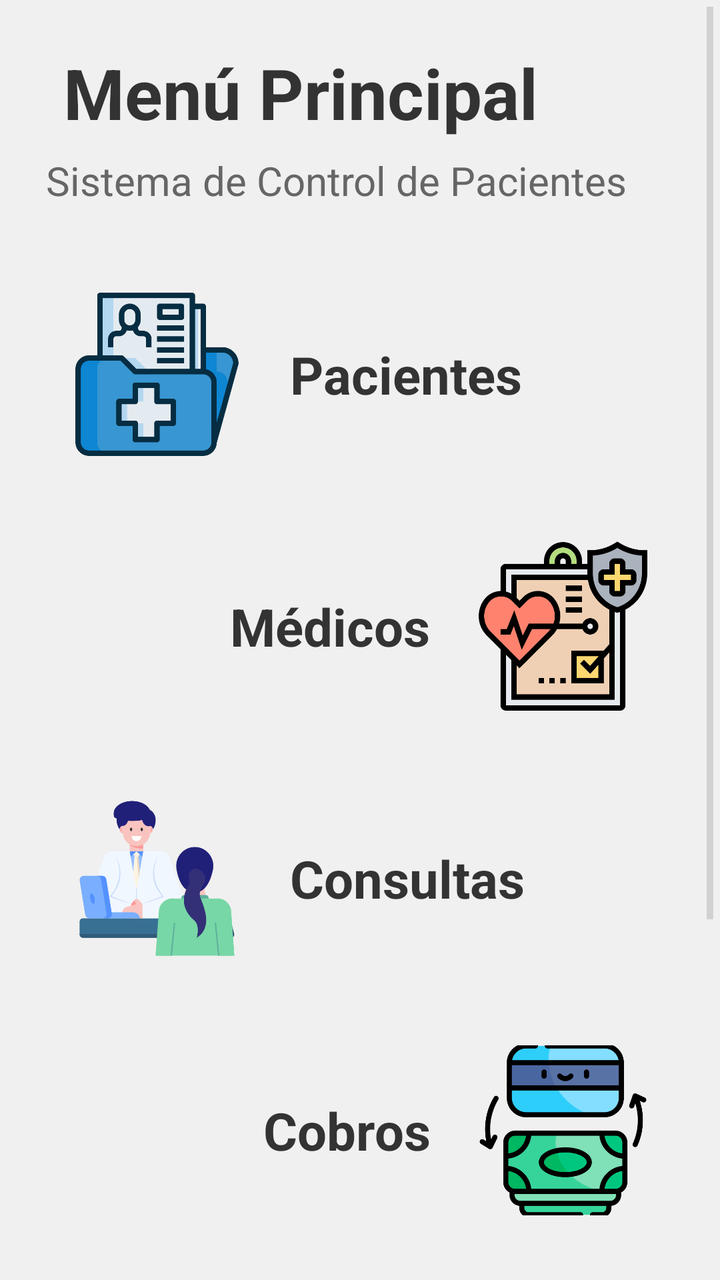
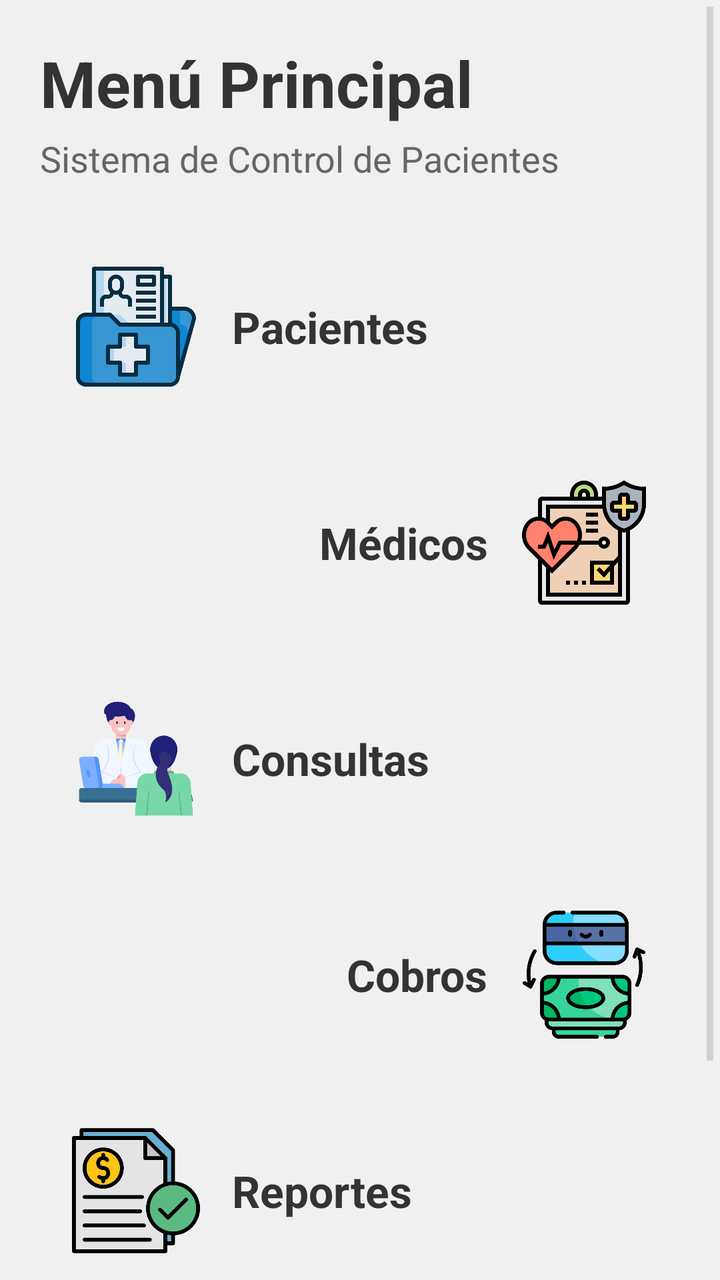

Compare the two renders of this Android layout. The source of the first and the diff that turns it into the second are given below.
<!-- AndroidManifest.xml: application theme android:Theme.Holo.Light -->
<!-- res/layout/activity_main.xml -->
<?xml version="1.0" encoding="utf-8"?>
<ScrollView xmlns:android="http://schemas.android.com/apk/res/android"
    android:layout_width="match_parent"
    android:layout_height="match_parent"
    android:background="#F0F0F0"
    android:fillViewport="true">

    <LinearLayout
        android:layout_width="match_parent"
        android:layout_height="wrap_content"
        android:orientation="vertical"
        android:padding="23dp">

        <TextView
            android:layout_width="wrap_content"
            android:layout_height="wrap_content"
            android:text=" Menú Principal"
            android:textSize="35sp"
            android:textStyle="bold"
            android:textColor="#333333"
            android:layout_marginBottom="7dp"/>

        <TextView
            android:layout_width="wrap_content"
            android:layout_height="wrap_content"
            android:text="Sistema de Control de Pacientes"
            android:textSize="20sp"
            android:textColor="#666666"
            android:layout_marginBottom="29dp"/>

        
        <LinearLayout
            android:id="@+id/btnPacientes"
            android:layout_width="match_parent"
            android:layout_height="109dp"
            android:orientation="horizontal"
            android:gravity="center_vertical"
            android:background="?android:attr/selectableItemBackground"
            android:clickable="true"
            android:focusable="true"
            android:padding="12dp"
            android:layout_marginBottom="17dp">

            <ImageView
                android:layout_width="87dp"
                android:layout_height="87dp"
                android:src="@drawable/pacientes"
                android:scaleType="fitCenter"
                android:contentDescription="Pacientes"/>

            <TextView
                android:layout_width="0dp"
                android:layout_height="wrap_content"
                android:layout_weight="1"
                android:text="Pacientes"
                android:textSize="26sp"
                android:textStyle="bold"
                android:textColor="#333333"
                android:paddingStart="23dp"
                android:paddingEnd="23dp"/>
        </LinearLayout>

        
        <LinearLayout
            android:id="@+id/btnMedicos"
            android:layout_width="match_parent"
            android:layout_height="109dp"
            android:orientation="horizontal"
            android:gravity="center_vertical"
            android:background="?android:attr/selectableItemBackground"
            android:clickable="true"
            android:focusable="true"
            android:padding="12dp"
            android:layout_marginBottom="17dp">

            <TextView
                android:layout_width="0dp"
                android:layout_height="wrap_content"
                android:layout_weight="1"
                android:text="Médicos"
                android:textSize="26sp"
                android:textStyle="bold"
                android:textColor="#333333"
                android:gravity="end"
                android:paddingStart="23dp"
                android:paddingEnd="23dp"/>

            <ImageView
                android:layout_width="87dp"
                android:layout_height="87dp"
                android:src="@drawable/medicos"
                android:scaleType="fitCenter"
                android:contentDescription="Médicos"/>
        </LinearLayout>

        
        <LinearLayout
            android:id="@+id/btnConsultas"
            android:layout_width="match_parent"
            android:layout_height="109dp"
            android:orientation="horizontal"
            android:gravity="center_vertical"
            android:background="?android:attr/selectableItemBackground"
            android:clickable="true"
            android:focusable="true"
            android:padding="12dp"
            android:layout_marginBottom="17dp">

            <ImageView
                android:layout_width="87dp"
                android:layout_height="87dp"
                android:src="@drawable/consultas"
                android:scaleType="fitCenter"
                android:contentDescription="Consultas"/>

            <TextView
                android:layout_width="0dp"
                android:layout_height="wrap_content"
                android:layout_weight="1"
                android:text="Consultas"
                android:textSize="26sp"
                android:textStyle="bold"
                android:textColor="#333333"
                android:paddingStart="23dp"
                android:paddingEnd="23dp"/>
        </LinearLayout>

        
        <LinearLayout
            android:id="@+id/btnCobros"
            android:layout_width="match_parent"
            android:layout_height="109dp"
            android:orientation="horizontal"
            android:gravity="center_vertical"
            android:background="?android:attr/selectableItemBackground"
            android:clickable="true"
            android:focusable="true"
            android:padding="12dp"
            android:layout_marginBottom="17dp">

            <TextView
                android:layout_width="0dp"
                android:layout_height="wrap_content"
                android:layout_weight="1"
                android:text="Cobros"
                android:textSize="26sp"
                android:textStyle="bold"
                android:textColor="#333333"
                android:gravity="end"
                android:paddingStart="23dp"
                android:paddingEnd="23dp"/>

            <ImageView
                android:layout_width="87dp"
                android:layout_height="87dp"
                android:src="@drawable/cobros"
                android:scaleType="fitCenter"
                android:contentDescription="Cobros"/>
        </LinearLayout>

        
        <LinearLayout
            android:id="@+id/btnReportes"
            android:layout_width="match_parent"
            android:layout_height="109dp"
            android:orientation="horizontal"
            android:gravity="center_vertical"
            android:background="?android:attr/selectableItemBackground"
            android:clickable="true"
            android:focusable="true"
            android:padding="12dp"
            android:layout_marginBottom="36dp">

            <ImageView
                android:layout_width="87dp"
                android:layout_height="87dp"
                android:src="@drawable/reportes"
                android:scaleType="fitCenter"
                android:contentDescription="Reportes"/>

            <TextView
                android:layout_width="0dp"
                android:layout_height="wrap_content"
                android:layout_weight="1"
                android:text="Reportes"
                android:textSize="26sp"
                android:textStyle="bold"
                android:textColor="#333333"
                android:paddingStart="23dp"
                android:paddingEnd="23dp"/>
        </LinearLayout>

       
        <LinearLayout
            android:id="@+id/btnSalir"
            android:layout_width="match_parent"
            android:layout_height="80dp"
            android:orientation="horizontal"
            android:gravity="center"
            android:background="?android:attr/selectableItemBackground"
            android:clickable="true"
            android:focusable="true"
            android:padding="12dp">

            <ImageView
                android:layout_width="58dp"
                android:layout_height="58dp"
                android:src="@drawable/salir"
                android:scaleType="fitCenter"
                android:contentDescription="Salir"/>

            <TextView
                android:layout_width="wrap_content"
                android:layout_height="wrap_content"
                android:text="Salir"
                android:textSize="23sp"
                android:textStyle="bold"
                android:textColor="#D32F2F"
                android:paddingStart="17dp"/>
        </LinearLayout>

    </LinearLayout>
</ScrollView>
<!-- resources referenced by this layout -->
<resources>
  <!-- drawable cobros: png bitmap (drawable-ldpi, 28381 bytes) -->
  <!-- drawable consultas: png bitmap (drawable-ldpi, 28691 bytes) -->
  <!-- drawable medicos: png bitmap (drawable-ldpi, 23468 bytes) -->
  <!-- drawable pacientes: png bitmap (drawable-ldpi, 16137 bytes) -->
  <!-- drawable reportes: png bitmap (drawable-ldpi, 28891 bytes) -->
  <!-- drawable salir: png bitmap (drawable-ldpi, 15325 bytes) -->
</resources>

<!-- the commit's change to res/layout/activity_main.xml (unified diff, before → after) -->
@@ -9,202 +9,191 @@
         android:layout_width="match_parent"
         android:layout_height="wrap_content"
         android:orientation="vertical"
-        android:padding="23dp">
-
+        android:padding="20dp">
+
+        
         <TextView
             android:layout_width="wrap_content"
             android:layout_height="wrap_content"
-            android:text=" Menú Principal"
-            android:textSize="35sp"
+            android:text="Menú Principal"
+            android:textSize="32sp"
             android:textStyle="bold"
             android:textColor="#333333"
-            android:layout_marginBottom="7dp"/>
+            android:layout_marginBottom="4dp"/>
 
         <TextView
             android:layout_width="wrap_content"
             android:layout_height="wrap_content"
             android:text="Sistema de Control de Pacientes"
-            android:textSize="20sp"
+            android:textSize="18sp"
             android:textColor="#666666"
-            android:layout_marginBottom="29dp"/>
+            android:layout_marginBottom="24dp"/>
 
         
         <LinearLayout
             android:id="@+id/btnPacientes"
             android:layout_width="match_parent"
-            android:layout_height="109dp"
+            android:layout_height="wrap_content"
             android:orientation="horizontal"
             android:gravity="center_vertical"
             android:background="?android:attr/selectableItemBackground"
             android:clickable="true"
             android:focusable="true"
-            android:padding="12dp"
-            android:layout_marginBottom="17dp">
-
-            <ImageView
-                android:layout_width="87dp"
-                android:layout_height="87dp"
+            android:padding="16dp"
+            android:layout_marginBottom="12dp">
+
+            <ImageView
+                android:layout_width="64dp"
+                android:layout_height="64dp"
                 android:src="@drawable/pacientes"
                 android:scaleType="fitCenter"
                 android:contentDescription="Pacientes"/>
 
             <TextView
-                android:layout_width="0dp"
-                android:layout_height="wrap_content"
-                android:layout_weight="1"
+                android:layout_width="wrap_content"
+                android:layout_height="wrap_content"
                 android:text="Pacientes"
-                android:textSize="26sp"
-                android:textStyle="bold"
-                android:textColor="#333333"
-                android:paddingStart="23dp"
-                android:paddingEnd="23dp"/>
+                android:textSize="22sp"
+                android:textStyle="bold"
+                android:textColor="#333333"
+                android:layout_marginStart="16dp"/>
         </LinearLayout>
 
         
         <LinearLayout
             android:id="@+id/btnMedicos"
             android:layout_width="match_parent"
-            android:layout_height="109dp"
+            android:layout_height="wrap_content"
+            android:orientation="horizontal"
+            android:gravity="center_vertical|end"
+            android:background="?android:attr/selectableItemBackground"
+            android:clickable="true"
+            android:focusable="true"
+            android:padding="16dp"
+            android:layout_marginBottom="12dp">
+
+            <TextView
+                android:layout_width="wrap_content"
+                android:layout_height="wrap_content"
+                android:text="Médicos"
+                android:textSize="22sp"
+                android:textStyle="bold"
+                android:textColor="#333333"
+                android:layout_marginEnd="16dp"/>
+
+            <ImageView
+                android:layout_width="64dp"
+                android:layout_height="64dp"
+                android:src="@drawable/medicos"
+                android:scaleType="fitCenter"
+                android:contentDescription="Médicos"/>
+        </LinearLayout>
+
+        
+        <LinearLayout
+            android:id="@+id/btnConsultas"
+            android:layout_width="match_parent"
+            android:layout_height="wrap_content"
             android:orientation="horizontal"
             android:gravity="center_vertical"
             android:background="?android:attr/selectableItemBackground"
             android:clickable="true"
             android:focusable="true"
-            android:padding="12dp"
-            android:layout_marginBottom="17dp">
-
-            <TextView
-                android:layout_width="0dp"
-                android:layout_height="wrap_content"
-                android:layout_weight="1"
-                android:text="Médicos"
-                android:textSize="26sp"
-                android:textStyle="bold"
-                android:textColor="#333333"
-                android:gravity="end"
-                android:paddingStart="23dp"
-                android:paddingEnd="23dp"/>
-
-            <ImageView
-                android:layout_width="87dp"
-                android:layout_height="87dp"
-                android:src="@drawable/medicos"
-                android:scaleType="fitCenter"
-                android:contentDescription="Médicos"/>
-        </LinearLayout>
-
-        
-        <LinearLayout
-            android:id="@+id/btnConsultas"
-            android:layout_width="match_parent"
-            android:layout_height="109dp"
+            android:padding="16dp"
+            android:layout_marginBottom="12dp">
+
+            <ImageView
+                android:layout_width="64dp"
+                android:layout_height="64dp"
+                android:src="@drawable/consultas"
+                android:scaleType="fitCenter"
+                android:contentDescription="Consultas"/>
+
+            <TextView
+                android:layout_width="wrap_content"
+                android:layout_height="wrap_content"
+                android:text="Consultas"
+                android:textSize="22sp"
+                android:textStyle="bold"
+                android:textColor="#333333"
+                android:layout_marginStart="16dp"/>
+        </LinearLayout>
+
+        
+        <LinearLayout
+            android:id="@+id/btnCobros"
+            android:layout_width="match_parent"
+            android:layout_height="wrap_content"
+            android:orientation="horizontal"
+            android:gravity="center_vertical|end"
+            android:background="?android:attr/selectableItemBackground"
+            android:clickable="true"
+            android:focusable="true"
+            android:padding="16dp"
+            android:layout_marginBottom="12dp">
+
+            <TextView
+                android:layout_width="wrap_content"
+                android:layout_height="wrap_content"
+                android:text="Cobros"
+                android:textSize="22sp"
+                android:textStyle="bold"
+                android:textColor="#333333"
+                android:layout_marginEnd="16dp"/>
+
+            <ImageView
+                android:layout_width="64dp"
+                android:layout_height="64dp"
+                android:src="@drawable/cobros"
+                android:scaleType="fitCenter"
+                android:contentDescription="Cobros"/>
+        </LinearLayout>
+
+        
+        <LinearLayout
+            android:id="@+id/btnReportes"
+            android:layout_width="match_parent"
+            android:layout_height="wrap_content"
             android:orientation="horizontal"
             android:gravity="center_vertical"
             android:background="?android:attr/selectableItemBackground"
             android:clickable="true"
             android:focusable="true"
-            android:padding="12dp"
-            android:layout_marginBottom="17dp">
-
-            <ImageView
-                android:layout_width="87dp"
-                android:layout_height="87dp"
-                android:src="@drawable/consultas"
-                android:scaleType="fitCenter"
-                android:contentDescription="Consultas"/>
-
-            <TextView
-                android:layout_width="0dp"
-                android:layout_height="wrap_content"
-                android:layout_weight="1"
-                android:text="Consultas"
-                android:textSize="26sp"
-                android:textStyle="bold"
-                android:textColor="#333333"
-                android:paddingStart="23dp"
-                android:paddingEnd="23dp"/>
-        </LinearLayout>
-
-        
-        <LinearLayout
-            android:id="@+id/btnCobros"
-            android:layout_width="match_parent"
-            android:layout_height="109dp"
-            android:orientation="horizontal"
-            android:gravity="center_vertical"
-            android:background="?android:attr/selectableItemBackground"
-            android:clickable="true"
-            android:focusable="true"
-            android:padding="12dp"
-            android:layout_marginBottom="17dp">
-
-            <TextView
-                android:layout_width="0dp"
-                android:layout_height="wrap_content"
-                android:layout_weight="1"
-                android:text="Cobros"
-                android:textSize="26sp"
-                android:textStyle="bold"
-                android:textColor="#333333"
-                android:gravity="end"
-                android:paddingStart="23dp"
-                android:paddingEnd="23dp"/>
-
-            <ImageView
-                android:layout_width="87dp"
-                android:layout_height="87dp"
-                android:src="@drawable/cobros"
-                android:scaleType="fitCenter"
-                android:contentDescription="Cobros"/>
-        </LinearLayout>
-
-        
-        <LinearLayout
-            android:id="@+id/btnReportes"
-            android:layout_width="match_parent"
-            android:layout_height="109dp"
-            android:orientation="horizontal"
-            android:gravity="center_vertical"
-            android:background="?android:attr/selectableItemBackground"
-            android:clickable="true"
-            android:focusable="true"
-            android:padding="12dp"
-            android:layout_marginBottom="36dp">
-
-            <ImageView
-                android:layout_width="87dp"
-                android:layout_height="87dp"
+            android:padding="16dp"
+            android:layout_marginBottom="24dp">
+
+            <ImageView
+                android:layout_width="64dp"
+                android:layout_height="64dp"
                 android:src="@drawable/reportes"
                 android:scaleType="fitCenter"
                 android:contentDescription="Reportes"/>
 
             <TextView
-                android:layout_width="0dp"
-                android:layout_height="wrap_content"
-                android:layout_weight="1"
+                android:layout_width="wrap_content"
+                android:layout_height="wrap_content"
                 android:text="Reportes"
-                android:textSize="26sp"
-                android:textStyle="bold"
-                android:textColor="#333333"
-                android:paddingStart="23dp"
-                android:paddingEnd="23dp"/>
-        </LinearLayout>
-
-       
+                android:textSize="22sp"
+                android:textStyle="bold"
+                android:textColor="#333333"
+                android:layout_marginStart="16dp"/>
+        </LinearLayout>
+
+        
         <LinearLayout
             android:id="@+id/btnSalir"
             android:layout_width="match_parent"
-            android:layout_height="80dp"
+            android:layout_height="wrap_content"
             android:orientation="horizontal"
             android:gravity="center"
             android:background="?android:attr/selectableItemBackground"
             android:clickable="true"
             android:focusable="true"
-            android:padding="12dp">
-
-            <ImageView
-                android:layout_width="58dp"
-                android:layout_height="58dp"
+            android:padding="16dp">
+
+            <ImageView
+                android:layout_width="48dp"
+                android:layout_height="48dp"
                 android:src="@drawable/salir"
                 android:scaleType="fitCenter"
                 android:contentDescription="Salir"/>
@@ -213,10 +202,10 @@
                 android:layout_width="wrap_content"
                 android:layout_height="wrap_content"
                 android:text="Salir"
-                android:textSize="23sp"
+                android:textSize="20sp"
                 android:textStyle="bold"
                 android:textColor="#D32F2F"
-                android:paddingStart="17dp"/>
+                android:layout_marginStart="12dp"/>
         </LinearLayout>
 
     </LinearLayout>
